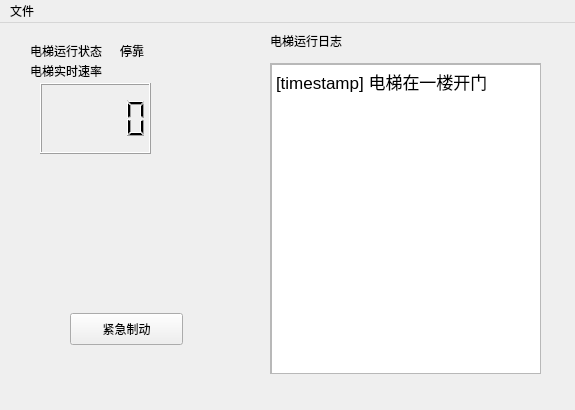
First picture: the form in qt/simuLift/mainwindow.ui, repository liricliu/simuLift, before the edit.
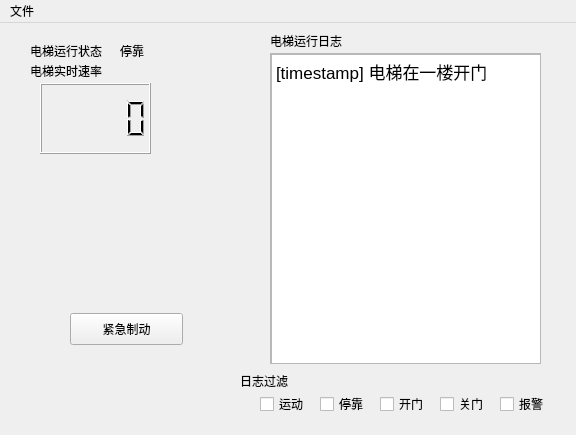
Second picture: the form after the edit.

Commit message: 进行了一些小改进

Patch:
```diff
--- a/qt/simuLift/mainwindow.ui
+++ b/qt/simuLift/mainwindow.ui
@@ -6,8 +6,8 @@
    <rect>
     <x>0</x>
     <y>0</y>
-    <width>575</width>
-    <height>410</height>
+    <width>576</width>
+    <height>435</height>
    </rect>
   </property>
   <property name="windowTitle">
@@ -67,7 +67,7 @@
     <property name="geometry">
      <rect>
       <x>270</x>
-      <y>40</y>
+      <y>30</y>
       <width>271</width>
       <height>311</height>
      </rect>
@@ -129,13 +129,91 @@
      <string>紧急制动</string>
     </property>
    </widget>
+   <widget class="QCheckBox" name="checkBox">
+    <property name="geometry">
+     <rect>
+      <x>320</x>
+      <y>370</y>
+      <width>51</width>
+      <height>22</height>
+     </rect>
+    </property>
+    <property name="text">
+     <string>停靠</string>
+    </property>
+   </widget>
+   <widget class="QCheckBox" name="checkBox_2">
+    <property name="geometry">
+     <rect>
+      <x>380</x>
+      <y>370</y>
+      <width>51</width>
+      <height>22</height>
+     </rect>
+    </property>
+    <property name="text">
+     <string>开门</string>
+    </property>
+   </widget>
+   <widget class="QCheckBox" name="checkBox_3">
+    <property name="geometry">
+     <rect>
+      <x>440</x>
+      <y>370</y>
+      <width>51</width>
+      <height>22</height>
+     </rect>
+    </property>
+    <property name="text">
+     <string>关门</string>
+    </property>
+   </widget>
+   <widget class="QCheckBox" name="checkBox_4">
+    <property name="geometry">
+     <rect>
+      <x>500</x>
+      <y>370</y>
+      <width>51</width>
+      <height>22</height>
+     </rect>
+    </property>
+    <property name="text">
+     <string>报警</string>
+    </property>
+   </widget>
+   <widget class="QCheckBox" name="checkBox_5">
+    <property name="geometry">
+     <rect>
+      <x>260</x>
+      <y>370</y>
+      <width>51</width>
+      <height>22</height>
+     </rect>
+    </property>
+    <property name="text">
+     <string>运动</string>
+    </property>
+   </widget>
+   <widget class="QLabel" name="label_5">
+    <property name="geometry">
+     <rect>
+      <x>240</x>
+      <y>350</y>
+      <width>60</width>
+      <height>16</height>
+     </rect>
+    </property>
+    <property name="text">
+     <string>日志过滤</string>
+    </property>
+   </widget>
   </widget>
   <widget class="QMenuBar" name="menuBar">
    <property name="geometry">
     <rect>
      <x>0</x>
      <y>0</y>
-     <width>575</width>
+     <width>576</width>
      <height>24</height>
     </rect>
    </property>
```
Left out of the diff: 2 changed lines with no effect on the pictures.
